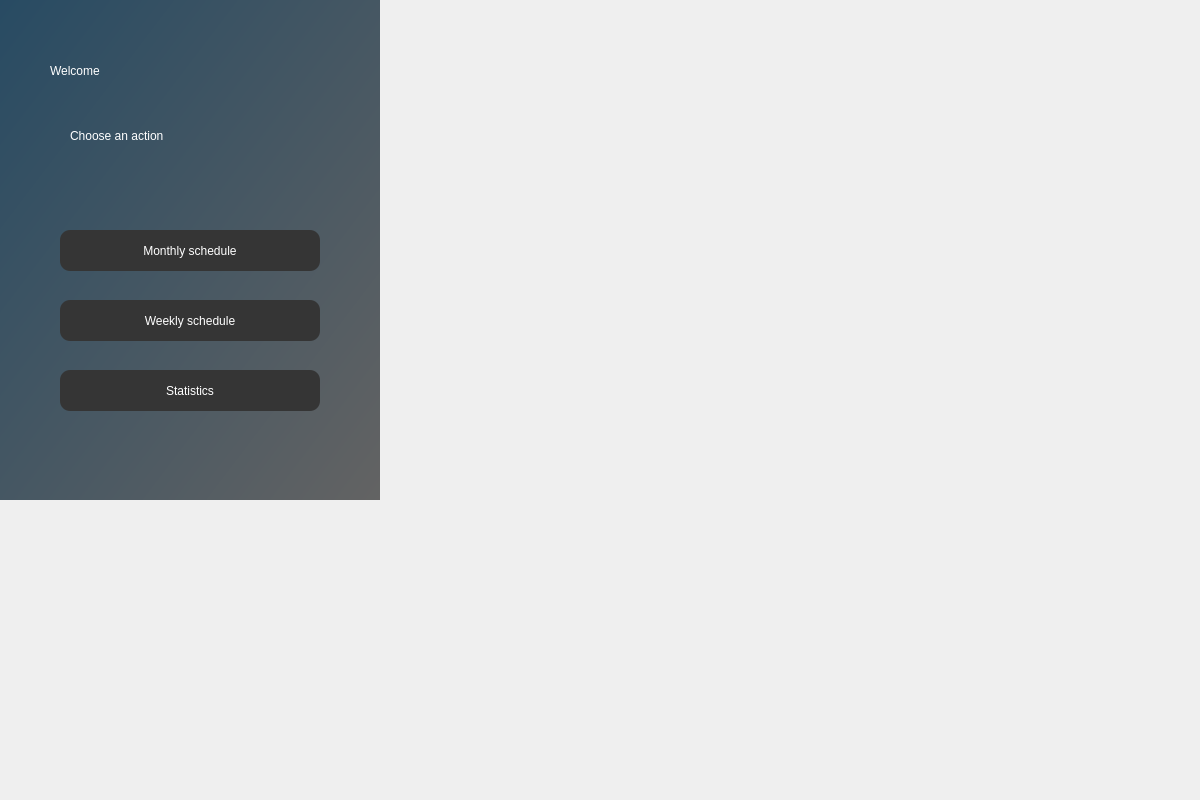
First picture: the form in ui/welcome_screen.ui, repository NaamaKessler/Medilog, before the edit.
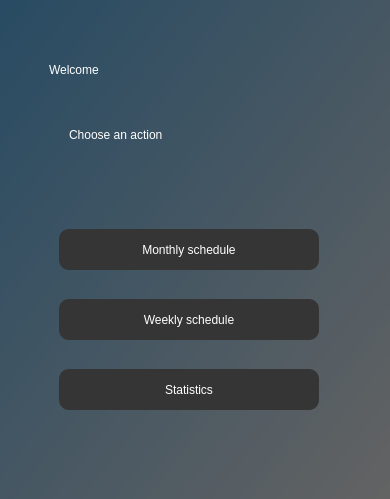
Second picture: the form after the edit.

Commit message: medilog_guis is the main gui file now (to be merged).

Patch:
```diff
--- a/ui/welcome_screen.ui
+++ b/ui/welcome_screen.ui
@@ -6,8 +6,8 @@
    <rect>
     <x>0</x>
     <y>0</y>
-    <width>1200</width>
-    <height>800</height>
+    <width>390</width>
+    <height>499</height>
    </rect>
   </property>
   <property name="windowTitle">
@@ -16,10 +16,10 @@
   <widget class="QWidget" name="background" native="true">
    <property name="geometry">
     <rect>
-     <x>0</x>
-     <y>0</y>
-     <width>380</width>
-     <height>500</height>
+     <x>-1</x>
+     <y>-1</y>
+     <width>391</width>
+     <height>501</height>
     </rect>
    </property>
    <property name="styleSheet">
```
Left out of the diff: 1 changed line with no effect on the pictures. The commit also changes 3 other files.
